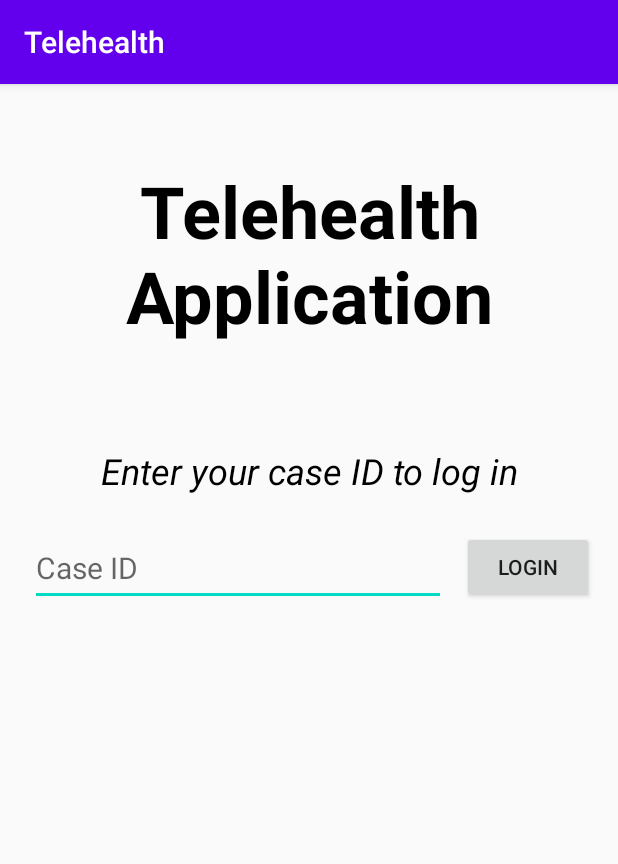
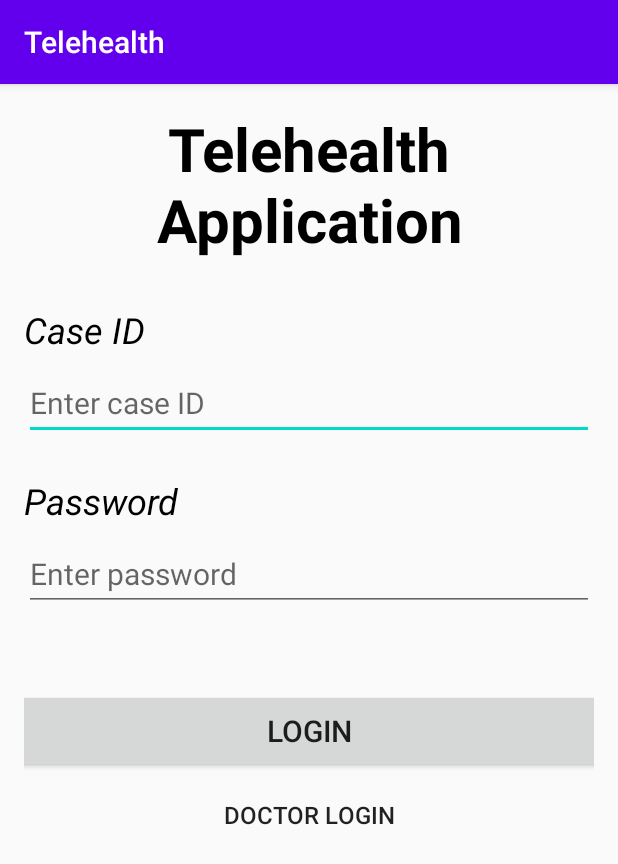
Before and after one commit to ha-ung/telehealth, an Android app: the screen it shows after launch (SimpleLoginActivity), after a tap on "LOGIN", on a phone screen of 412 x 824 dp. Shown: the top 864 px of the screen. Run offline under Robolectric (Android 15) with nearby library versions, the phone set to English and light mode, and no system bars; our stand-ins replace Room's generated code; 1 statement that could not run was skipped.

Commit message:
Added login functionality for Doctors and Doctor Home activity

```diff
--- /dev/null
+++ b/app/src/main/java/com/example/mobileproject/DoctorHomeActivity.java
@@ -0,0 +1,14 @@
+package com.example.mobileproject;
+
+import androidx.appcompat.app.AppCompatActivity;
+
+import android.os.Bundle;
+
+public class DoctorHomeActivity extends AppCompatActivity {
+
+    @Override
+    protected void onCreate(Bundle savedInstanceState) {
+        super.onCreate(savedInstanceState);
+        setContentView(R.layout.activity_doctor_home);
+    }
+}
--- a/app/src/main/java/com/example/mobileproject/SimpleLoginActivity.java
+++ b/app/src/main/java/com/example/mobileproject/SimpleLoginActivity.java
@@ -6,9 +6,12 @@ import android.content.Intent;
 import android.os.Bundle;
 import android.util.Log;
 import android.view.View;
+import android.widget.Button;
 import android.widget.EditText;
+import android.widget.TextView;
 import android.widget.Toast;
 
+import com.example.mobileproject.db.DoctorDao;
 import com.example.mobileproject.db.TelehealthDatabase;
 import com.example.mobileproject.db.CasesDao;
 
@@ -17,41 +20,79 @@ import java.security.NoSuchAlgorithmException;
 public class SimpleLoginActivity extends AppCompatActivity {
 
     public static String LOG_TAG = SimpleLoginActivity.class.getSimpleName();
-    private EditText caseId;
+    private EditText inputId;
+    private EditText inputPassword;
+    private TextView idInputLabel;
+    private Button userTypeLogin;
 
     @Override
     protected void onCreate(Bundle savedInstanceState) {
         super.onCreate(savedInstanceState);
         setContentView(R.layout.activity_simple_login);
-        caseId = findViewById(R.id.login_input);
+        inputId = findViewById(R.id.id_input);
+        inputPassword = findViewById(R.id.password_input);
+        idInputLabel = findViewById(R.id.id_guide_text);
+        userTypeLogin = findViewById(R.id.user_type_login_button);
+
+        if (savedInstanceState != null) {
+            idInputLabel.setText(savedInstanceState.getString("label"));
+            inputId.setHint(savedInstanceState.getString("hint"));
+        }
     }
 
-    public Boolean validateInput(Integer input) {
-        if (input <= 0) {
-            return false;
+    @Override
+    public void onSaveInstanceState(Bundle outState) {
+        super.onSaveInstanceState(outState);
+        if (idInputLabel.getText().toString().equals("Doctor ID")) {
+            outState.putString("label", "Doctor ID");
+            outState.putString("hint", "Enter doctor ID");
         }
-        else {
-            return true;
+        else if (idInputLabel.getText().toString().equals("Case ID")) {
+            outState.putString("label", "Case ID");
+            outState.putString("hint", "Enter case ID");
         }
     }
 
     public void login(View view) {
-        int id = Integer.parseInt(caseId.getText().toString());
-        if (validateInput(id)) {
-            Log.d(LOG_TAG, String.valueOf(id));
-            TelehealthDatabase appDatabase = TelehealthDatabase.getDbInstance(getApplicationContext());
-            CasesDao casesDao = appDatabase.casesDao();
-            if (casesDao.getCasesById(id) != null) {
+        int id = Integer.parseInt(inputId.getText().toString());
+        String password = inputPassword.getText().toString();
+        Log.d(LOG_TAG, String.valueOf(id));
+        TelehealthDatabase appDatabase = TelehealthDatabase.getDbInstance(getApplicationContext());
+        CasesDao casesDao = appDatabase.casesDao();
+        DoctorDao doctorDao = appDatabase.doctorDao();
+        if (idInputLabel.getText().toString().equals("Case ID")) {
+            if (casesDao.getCasesById(id) != null && casesDao.getPasswordById(id).equals(password)) {
                 Toast.makeText(getApplicationContext(), "Logged in", Toast.LENGTH_SHORT).show();
                 Intent intent = new Intent (SimpleLoginActivity.this, PatientHomeActivity.class);
                 startActivity(intent);
             }
             else {
-                Toast.makeText(getApplicationContext(), "Case ID doesn't exist", Toast.LENGTH_SHORT).show();
+                Toast.makeText(getApplicationContext(), "Incorrect case ID or password", Toast.LENGTH_SHORT).show();
             }
         }
         else {
-            Toast.makeText(getApplicationContext(), "Please enter a valid case ID", Toast.LENGTH_SHORT).show();
+            if (doctorDao.getDoctorById(id) != null && doctorDao.getPasswordById(id).equals(password)) {
+                Toast.makeText(getApplicationContext(), "Logged in", Toast.LENGTH_SHORT).show();
+                Intent intent = new Intent (SimpleLoginActivity.this, DoctorHomeActivity.class);
+                startActivity(intent);
+            }
+            else {
+                Toast.makeText(getApplicationContext(), "Incorrect doctor ID or password", Toast.LENGTH_SHORT).show();
+            }
+        }
+    }
+
+    public void loginUserType(View view) {
+        if (idInputLabel.getText().toString().equals("Case ID")) {
+            idInputLabel.setText("Doctor ID");
+            inputId.setHint("Enter doctor ID");
+            userTypeLogin.setText("Patient Login");
+
+        }
+        else {
+            idInputLabel.setText("Case ID");
+            inputId.setHint("Enter case ID");
+            userTypeLogin.setText("Doctor Login");
         }
     }
 }
--- a/app/src/main/java/com/example/mobileproject/db/Cases.java
+++ b/app/src/main/java/com/example/mobileproject/db/Cases.java
@@ -42,4 +42,8 @@ public class Cases {
 
     @ColumnInfo(name = "diagnosis_id")
     public Integer diagnosisId;
+
+    @NonNull
+    @ColumnInfo(name = "password")
+    public String password;
 }
--- a/app/src/main/java/com/example/mobileproject/db/CasesDao.java
+++ b/app/src/main/java/com/example/mobileproject/db/CasesDao.java
@@ -9,4 +9,7 @@ import java.util.List;
 public interface CasesDao {
     @Query("SELECT * FROM Cases WHERE case_id = :id")
     public Cases getCasesById(Integer id);
+
+    @Query("SELECT password FROM Cases WHERE case_id = :id")
+    public String getPasswordById(Integer id);
 }
--- a/app/src/main/java/com/example/mobileproject/db/Doctor.java
+++ b/app/src/main/java/com/example/mobileproject/db/Doctor.java
@@ -23,4 +23,8 @@ public class Doctor {
     @NonNull
     @ColumnInfo(name = "user_id")
     public Integer userId;
+
+    @NonNull
+    @ColumnInfo(name = "password")
+    public String password;
 }
--- a/app/src/main/java/com/example/mobileproject/db/DoctorDao.java
+++ b/app/src/main/java/com/example/mobileproject/db/DoctorDao.java
@@ -7,4 +7,11 @@ import java.util.List;
 
 @Dao
 public interface DoctorDao {
+
+    @Query("SELECT * FROM Doctor WHERE doctor_id = :id")
+    public Doctor getDoctorById(Integer id);
+
+    @Query("SELECT password FROM Doctor WHERE doctor_id = :id")
+    public String getPasswordById(Integer id);
+
 }
--- a/app/src/main/java/com/example/mobileproject/db/TelehealthDatabase.java
+++ b/app/src/main/java/com/example/mobileproject/db/TelehealthDatabase.java
@@ -26,7 +26,7 @@ public abstract class TelehealthDatabase extends RoomDatabase {
             INSTANCE = Room
                     .databaseBuilder(context.getApplicationContext(), TelehealthDatabase.class, "telehealth_db")
                     .allowMainThreadQueries()
-                    .createFromAsset("databases/telehealth2.db")
+                    .createFromAsset("databases/telehealth.db")
                     .build();
         }
         return INSTANCE;
--- /dev/null
+++ b/app/src/main/res/layout/activity_doctor_home.xml
@@ -0,0 +1,9 @@
+<?xml version="1.0" encoding="utf-8"?>
+<androidx.constraintlayout.widget.ConstraintLayout xmlns:android="http://schemas.android.com/apk/res/android"
+    xmlns:app="http://schemas.android.com/apk/res-auto"
+    xmlns:tools="http://schemas.android.com/tools"
+    android:layout_width="match_parent"
+    android:layout_height="match_parent"
+    tools:context=".DoctorHomeActivity">
+
+</androidx.constraintlayout.widget.ConstraintLayout>
--- a/app/src/main/res/layout/activity_simple_login.xml
+++ b/app/src/main/res/layout/activity_simple_login.xml
@@ -4,31 +4,50 @@
     xmlns:tools="http://schemas.android.com/tools"
     android:layout_width="match_parent"
     android:layout_height="match_parent"
-    tools:context=".SimpleLoginActivity"
-    android:padding="16dp">
+    tools:context=".SimpleLoginActivity">
+
+    <ScrollView
+        android:id="@+id/login_scroll_view"
+        app:layout_constraintEnd_toEndOf="parent"
+        app:layout_constraintStart_toStartOf="parent"
+        app:layout_constraintTop_toTopOf="parent"
+        app:layout_constraintBottom_toBottomOf="parent"
+        android:layout_height="match_parent"
+        android:layout_width="match_parent">
+        <LinearLayout
+            android:id="@+id/login_linear_layout"
+            app:layout_constraintEnd_toEndOf="parent"
+            app:layout_constraintStart_toStartOf="parent"
+            app:layout_constraintTop_toTopOf="parent"
+            app:layout_constraintBottom_toBottomOf="parent"
+            android:layout_height="match_parent"
+            android:layout_width="match_parent"
+            android:orientation="vertical"
+            android:gravity="center"
+            android:paddingLeft="16dp"
+            android:paddingRight="16dp">
 
             <TextView
                 android:id="@+id/app_name"
                 style="@style/Widget.AppCompat.TextView"
-        android:layout_width="wrap_content"
+                android:layout_width="match_parent"
                 android:layout_height="wrap_content"
-        android:layout_marginTop="36dp"
+                android:layout_marginTop="16dp"
                 android:gravity="center"
                 android:text="Telehealth Application"
                 android:textColor="#000"
-        android:textSize="48sp"
+                android:textSize="40sp"
                 android:textStyle="bold"
                 app:layout_constraintEnd_toEndOf="parent"
                 app:layout_constraintStart_toStartOf="parent"
                 app:layout_constraintTop_toTopOf="parent" />
 
             <TextView
-        android:id="@+id/guide_text"
-        android:layout_width="wrap_content"
+                android:id="@+id/id_guide_text"
+                android:layout_width="match_parent"
                 android:layout_height="wrap_content"
-        android:layout_marginTop="68dp"
-        android:gravity="center"
-        android:text="Enter your case ID to log in"
+                android:layout_marginTop="30dp"
+                android:text="Case ID"
                 android:textAppearance="@style/TextAppearance.AppCompat.Medium"
                 android:textColor="#000"
                 android:textSize="24sp"
@@ -38,33 +57,78 @@
                 app:layout_constraintTop_toBottomOf="@+id/app_name" />
 
             <EditText
-        android:id="@+id/login_input"
-        android:layout_width="277dp"
-        android:layout_height="50dp"
-        android:layout_marginStart="4dp"
-        android:layout_marginTop="24dp"
+                android:id="@+id/id_input"
+                android:layout_width="match_parent"
+                android:layout_height="49dp"
+                android:layout_marginTop="8dp"
                 android:ems="10"
-        android:hint="Case ID"
+                android:hint="Enter case ID"
                 android:inputType="number"
                 android:textColor="#000"
                 android:textSize="20sp"
-        app:layout_constraintBottom_toBottomOf="parent"
+                app:layout_constraintEnd_toEndOf="parent"
                 app:layout_constraintStart_toStartOf="parent"
-        app:layout_constraintTop_toBottomOf="@+id/guide_text"
-        app:layout_constraintVertical_bias="0.0" />
+                app:layout_constraintTop_toBottomOf="@+id/id_guide_text" />
+
+            <TextView
+                android:id="@+id/password_guide_text"
+                android:layout_width="match_parent"
+                android:layout_height="wrap_content"
+                android:layout_marginTop="24dp"
+                android:text="Password"
+                android:textAppearance="@style/TextAppearance.AppCompat.Medium"
+                android:textColor="#000"
+                android:textSize="24sp"
+                android:textStyle="italic"
+                app:layout_constraintEnd_toEndOf="parent"
+                app:layout_constraintStart_toStartOf="parent"
+                app:layout_constraintTop_toBottomOf="@+id/id_input" />
+
+            <EditText
+                android:id="@+id/password_input"
+                android:layout_width="match_parent"
+                android:layout_height="49dp"
+                android:layout_marginTop="8dp"
+                android:ems="10"
+                android:hint="Enter password"
+                android:inputType="textPassword"
+                android:textColor="#000"
+                android:textSize="20sp"
+                app:layout_constraintEnd_toEndOf="parent"
+                app:layout_constraintStart_toStartOf="parent"
+                app:layout_constraintTop_toBottomOf="@+id/password_guide_text" />
 
             <Button
                 android:id="@+id/login_button"
-        android:layout_width="wrap_content"
-        android:layout_height="wrap_content"
-        android:layout_marginTop="24dp"
+                android:layout_width="473dp"
+                android:layout_height="56dp"
+                android:onClick="login"
                 android:text="Login"
+                android:layout_marginTop="52dp"
+                android:textSize="20sp"
                 app:layout_constraintBottom_toBottomOf="parent"
                 app:layout_constraintEnd_toEndOf="parent"
-        app:layout_constraintHorizontal_bias="1.0"
-        app:layout_constraintStart_toEndOf="@+id/login_input"
-        app:layout_constraintTop_toBottomOf="@+id/guide_text"
+                app:layout_constraintHorizontal_bias="0.52"
+                app:layout_constraintStart_toStartOf="parent"
+                app:layout_constraintTop_toBottomOf="@+id/password_input"
+                app:layout_constraintVertical_bias="0.154" />
+
+            <Button
+                android:id="@+id/user_type_login_button"
+                style="?android:attr/borderlessButtonStyle"
+                android:layout_width="480dp"
+                android:layout_height="31dp"
+                android:layout_marginTop="12dp"
+                android:background="#FAFAFA"
+                android:text="Doctor Login"
+                android:textSize="16sp"
+                app:layout_constraintBottom_toBottomOf="parent"
+                app:layout_constraintEnd_toEndOf="parent"
+                app:layout_constraintStart_toStartOf="parent"
+                app:layout_constraintTop_toBottomOf="@+id/login_button"
                 app:layout_constraintVertical_bias="0.0"
-        android:onClick="login"/>
+                android:onClick="loginUserType"/>
+        </LinearLayout>
+    </ScrollView>
 
 </androidx.constraintlayout.widget.ConstraintLayout>
```
Also changed, not shown: app/src/main/AndroidManifest.xml (+8 -10 lines), app/src/main/assets/databases/telehealth.db (added), app/src/main/assets/databases/telehealth2.db, app/src/main/assets/databases/teleheatlh.db (deleted). Lines whose indentation alone changed are shown as unchanged.
